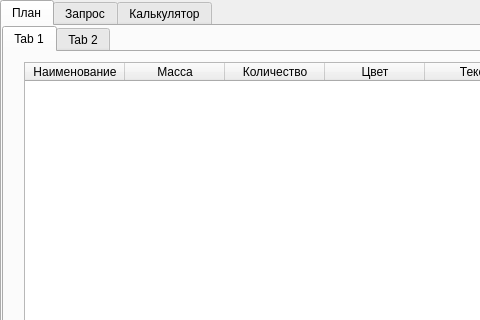
First picture: the form in ceh_ui.ui, repository Korguv/Poliur, before the edit; both pictures show x 0 to 480 and y 0 to 320 of the 817 by 600 pixel window.
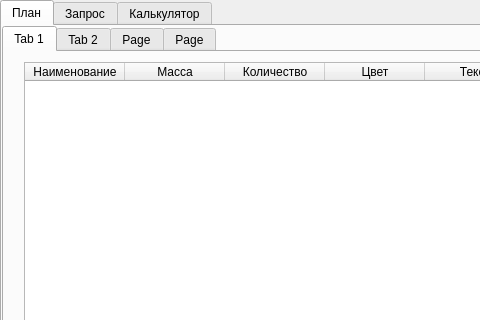
Second picture: the form after the edit. The open tabs and pages were chosen to show the change.

The edit to the form file:
```diff
--- a/ceh_ui.ui
+++ b/ceh_ui.ui
@@ -162,6 +162,16 @@
         </column>
        </widget>
       </widget>
+      <widget class="QWidget" name="tab_7">
+       <attribute name="title">
+        <string>Page</string>
+       </attribute>
+      </widget>
+      <widget class="QWidget" name="tab_8">
+       <attribute name="title">
+        <string>Page</string>
+       </attribute>
+      </widget>
      </widget>
     </widget>
     <widget class="QWidget" name="tab_zapr">
```
Left out of the diff: 2 changed lines with no effect on the pictures.
